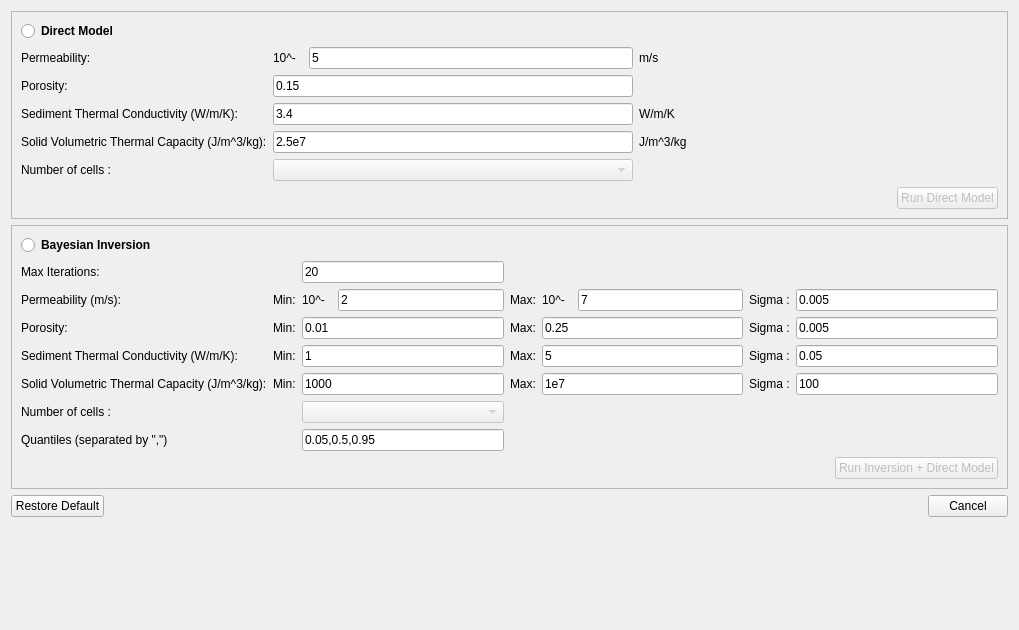
SandraClodion/projet_molonaviz, file molonaviz/dialogcompute.ui: the form before one commit.
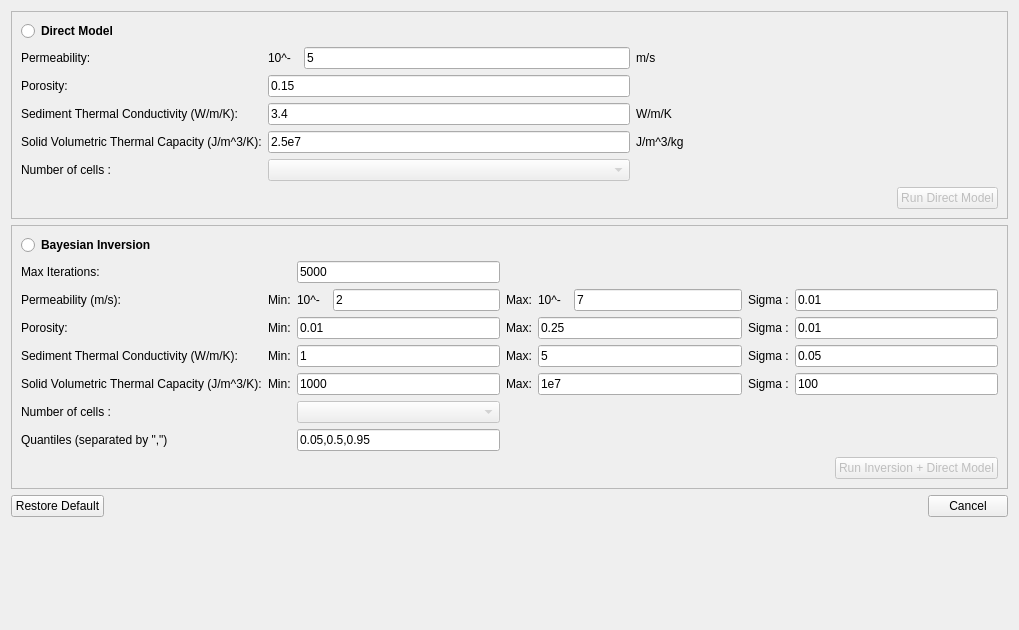
The form after the commit.

Commit message: correction coquille unité dialogcompute

Diff of the .ui file:
```diff
--- a/molonaviz/dialogcompute.ui
+++ b/molonaviz/dialogcompute.ui
@@ -131,7 +131,7 @@
         <item row="3" column="0">
          <widget class="QLabel" name="label_5">
           <property name="text">
-           <string>Solid Volumetric Thermal Capacity (J/m^3/kg):</string>
+           <string>Solid Volumetric Thermal Capacity (J/m^3/K):</string>
           </property>
          </widget>
         </item>
@@ -388,7 +388,7 @@
            </size>
           </property>
           <property name="text">
-           <string>0.005</string>
+           <string>0.01</string>
           </property>
           <property name="readOnly">
            <bool>true</bool>
@@ -428,7 +428,7 @@
         <item row="4" column="0">
          <widget class="QLabel" name="label_16">
           <property name="text">
-           <string>Solid Volumetric Thermal Capacity (J/m^3/kg):</string>
+           <string>Solid Volumetric Thermal Capacity (J/m^3/K):</string>
           </property>
          </widget>
         </item>
@@ -509,7 +509,7 @@
         <item row="0" column="2">
          <widget class="QLineEdit" name="lineEditMaxIterMCMC">
           <property name="text">
-           <string>20</string>
+           <string>5000</string>
           </property>
          </widget>
         </item>
@@ -561,7 +561,7 @@
            </size>
           </property>
           <property name="text">
-           <string>0.005</string>
+           <string>0.01</string>
           </property>
           <property name="readOnly">
            <bool>true</bool>
```
